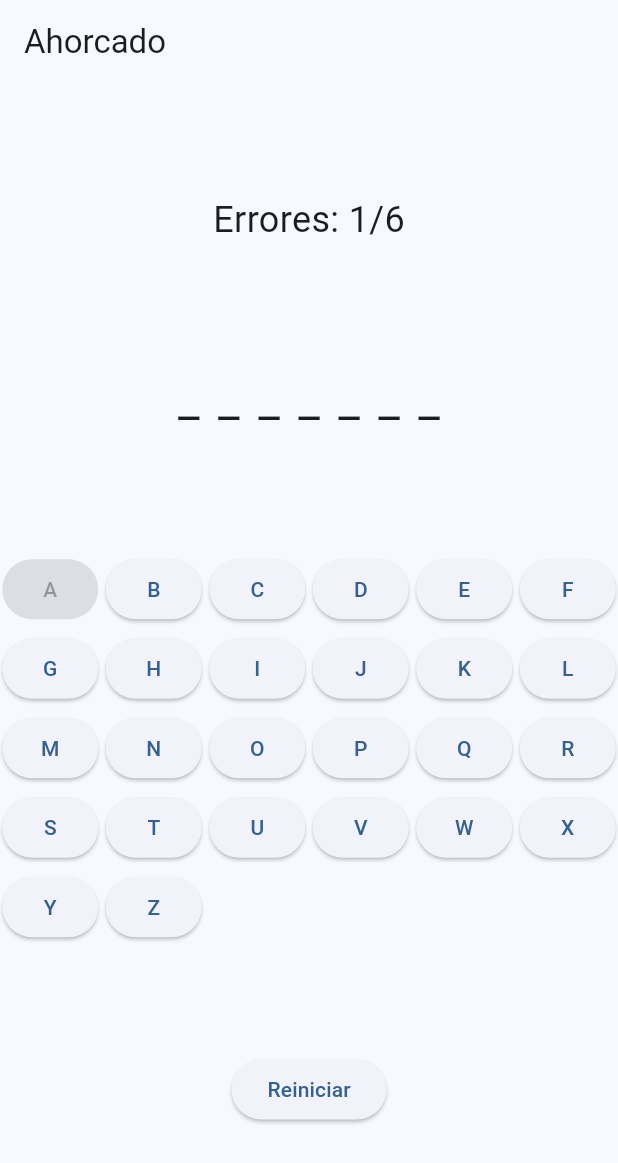
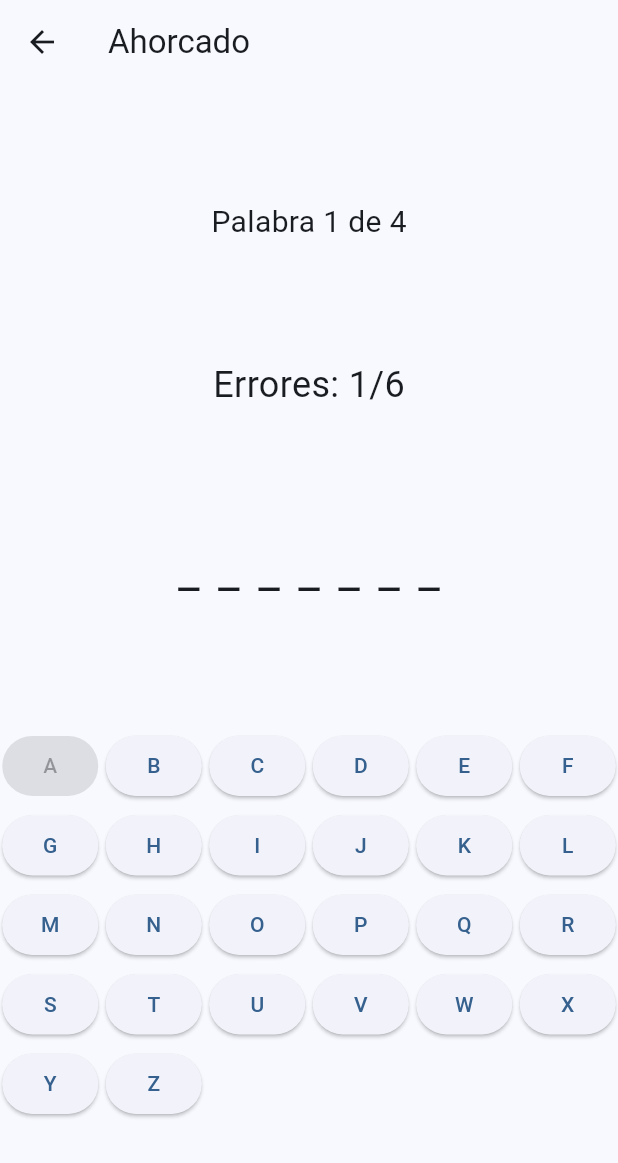
Before and after one commit to AlbertoGarrote/ProyectoFlutterMoviles, a Flutter app: the GameScreen screen opened directly, after a tap on an icon or button, on a phone screen of 412 x 824 dp. Shown: the top 1163 px of the screen. Run offline on Flutter 3.47's test engine with Material 3 defaults, Android fonts, the phone set to English and light mode, and no system bars.

Commit message:
Flujo de juego hecho, escena opciones y tal

```diff
--- a/lib/game/game_screen.dart
+++ b/lib/game/game_screen.dart
@@ -1,6 +1,7 @@
 import 'package:flutter/material.dart';
 import 'package:provider/provider.dart';
 import 'game_state.dart';
+import 'home_screen.dart';
 
 class GameScreen extends StatelessWidget {
   const GameScreen({super.key});
@@ -9,11 +10,50 @@ class GameScreen extends StatelessWidget {
   Widget build(BuildContext context) {
     final game = context.watch<GameState>();
 
+    // Partida terminada
+    if (game.isGameOver) {
+      bool partidaGanada = !game.lose; // Ganaste si no perdiste en ninguna palabra
+      return Scaffold(
+        appBar: AppBar(title: const Text("Ahorcado")),
+        body: Center(
+          child: Column(
+            mainAxisAlignment: MainAxisAlignment.center,
+            children: [
+              Text(
+                partidaGanada
+                    ? "¡Ganaste la partida! 🎉"
+                    : "Perdiste la partida 😢",
+                style: const TextStyle(fontSize: 28),
+                textAlign: TextAlign.center,
+              ),
+              const SizedBox(height: 20),
+              ElevatedButton(
+                onPressed: () {
+                  game.startNewMatch(); // Reinicia la partida en GameState
+                  Navigator.pushAndRemoveUntil(
+                    context,
+                    MaterialPageRoute(builder: (_) => const HomeScreen()),
+                        (route) => false, // Elimina la pila de navegación
+                  );
+                },
+                child: const Text("Volver a inicio"),
+              )
+            ],
+          ),
+        ),
+      );
+    }
+
+    // Pantalla de juego normal
     return Scaffold(
       appBar: AppBar(title: const Text("Ahorcado")),
       body: Column(
         mainAxisAlignment: MainAxisAlignment.spaceEvenly,
         children: [
+          Text(
+            "Palabra ${game.currentIndex + 1} de ${game.words.length}",
+            style: const TextStyle(fontSize: 20),
+          ),
           Text(
             "Errores: ${game.mistakes}/${game.maxMistakes}",
             style: const TextStyle(fontSize: 24),
@@ -48,17 +88,6 @@ class GameScreen extends StatelessWidget {
               );
             }),
           ),
-
-          // Mensaje final
-          if (game.win) const Text("¡Ganaste!", style: TextStyle(fontSize: 28)),
-          if (game.lose)
-            Text("Perdiste. La palabra era: ${game.secretWord}",
-                style: const TextStyle(fontSize: 20)),
-
-          ElevatedButton(
-            onPressed: game.reset,
-            child: const Text("Reiniciar"),
-          )
         ],
       ),
     );
--- a/lib/game/game_state.dart
+++ b/lib/game/game_state.dart
@@ -3,35 +3,97 @@ import 'package:flutter/material.dart';
 import 'word_list.dart';
 
 class GameState extends ChangeNotifier {
+  // Palabras de la partida
+  late List<String> words;
+  int currentIndex = 0;
+
+  // Estado actual de la palabra
   late String secretWord;
   List<String> guessed = [];
   int mistakes = 0;
-  final int maxMistakes = 6;
+  int maxMistakes = 6;
+
+  // Ajustes
+  String difficulty = "Medio"; // Fácil, Medio, Difícil
+  bool isDarkMode = false;
+  String username = "Jugador";
 
   GameState() {
-    reset();
+    startNewMatch();
   }
 
-  void reset() {
-    secretWord = wordList[Random().nextInt(wordList.length)];
+  // Inicia una nueva partida de 4 palabras
+  void startNewMatch() {
+    words = List.generate(4, (_) => wordList[Random().nextInt(wordList.length)]);
+    currentIndex = 0;
+    resetCurrentWord();
+  }
+
+  void resetCurrentWord() {
+    secretWord = words[currentIndex];
     guessed = [];
     mistakes = 0;
-    notifyListeners();
-  }
 
-  void guess(String letter) {
-    if (guessed.contains(letter)) return;
-
-    guessed.add(letter);
-
-    if (!secretWord.contains(letter)) {
-      mistakes++;
+    // Ajusta maxMistakes según dificultad
+    switch (difficulty) {
+      case "Fácil":
+        maxMistakes = 8;
+        break;
+      case "Medio":
+        maxMistakes = 6;
+        break;
+      case "Difícil":
+        maxMistakes = 4;
+        break;
     }
 
     notifyListeners();
   }
 
+  void guess(String letter) {
+    if (guessed.contains(letter) || isGameOver) return;
+
+    guessed.add(letter);
+    if (!secretWord.contains(letter)) mistakes++;
+
+    // Si adivina la palabra
+    if (win) {
+      // Si era la última palabra, no reseteamos
+      if (currentIndex < words.length - 1) {
+        currentIndex++;
+        resetCurrentWord();
+      } else {
+        // Última palabra adivinada -> partida ganada
+        notifyListeners();
+      }
+    }
+
+    notifyListeners();
+  }
+
+  bool get isGameOver {
+    // Pierdes si llegas al máximo de errores
+    if (lose) return true;
+    // Ganaste si adivinaste la última palabra
+    if (win && currentIndex == words.length - 1) return true;
+    return false;
+  }
+
   bool get win => secretWord.split("").every(guessed.contains);
+  bool get lose => mistakes >= maxMistakes;
 
-  bool get lose => mistakes >= maxMistakes;
+  void setDifficulty(String value) {
+    difficulty = value;
+    notifyListeners();
+  }
+
+  void setDarkMode(bool value) {
+    isDarkMode = value;
+    notifyListeners();
+  }
+
+  void setUsername(String value) {
+    username = value;
+    notifyListeners();
+  }
 }
--- /dev/null
+++ b/lib/game/home_screen.dart
@@ -0,0 +1,54 @@
+import 'package:flutter/material.dart';
+import 'package:provider/provider.dart';
+import 'game_state.dart';
+import 'game_screen.dart';
+import 'settings_screen.dart';
+import 'difficulty_screen.dart';
+
+class HomeScreen extends StatelessWidget {
+  const HomeScreen({super.key});
+
+  @override
+  Widget build(BuildContext context) {
+    final game = context.watch<GameState>();
+
+    return Scaffold(
+      appBar: AppBar(
+        title: const Text("Ahorcado"),
+        actions: [
+          IconButton(
+            icon: const Icon(Icons.settings),
+            onPressed: () {
+              Navigator.push(
+                context,
+                MaterialPageRoute(builder: (_) => const SettingsScreen()),
+              );
+            },
+          )
+        ],
+      ),
+      body: Center(
+        child: Column(
+          mainAxisAlignment: MainAxisAlignment.center,
+          children: [
+            Text(
+              "Bienvenido, ${game.username}!",
+              style: const TextStyle(fontSize: 24),
+            ),
+            const SizedBox(height: 30),
+            ElevatedButton(
+              onPressed: () {
+                Navigator.push(
+                  context,
+                  MaterialPageRoute(builder: (_) => const DifficultyScreen()),
+                );
+              },
+              child: const Text("Jugar"),
+            ),
+
+          ],
+        ),
+      ),
+    );
+  }
+}
--- a/lib/main.dart
+++ b/lib/main.dart
@@ -2,6 +2,7 @@ import 'package:flutter/material.dart';
 import 'package:provider/provider.dart';
 import 'game/game_screen.dart';
 import 'game/game_state.dart';
+import 'game/home_screen.dart';
 
 void main() {
   runApp(
@@ -17,14 +18,19 @@ class MyApp extends StatelessWidget {
 
   @override
   Widget build(BuildContext context) {
+    final game = context.watch<GameState>();
+
     return MaterialApp(
       debugShowCheckedModeBanner: false,
       title: 'Ahorcado',
       theme: ThemeData(
-        colorScheme: ColorScheme.fromSeed(seedColor: Colors.blue),
+        colorScheme: ColorScheme.fromSeed(
+          seedColor: Colors.blue,
+          brightness: game.isDarkMode ? Brightness.dark : Brightness.light,
+        ),
         useMaterial3: true,
       ),
-      home: const GameScreen(),
+      home: const HomeScreen(),
     );
   }
 }
```
Also changed, not shown: lib/game/difficulty_screen.dart (added, +59 -0 lines), lib/game/settings_screen.dart (added, +67 -0 lines).
